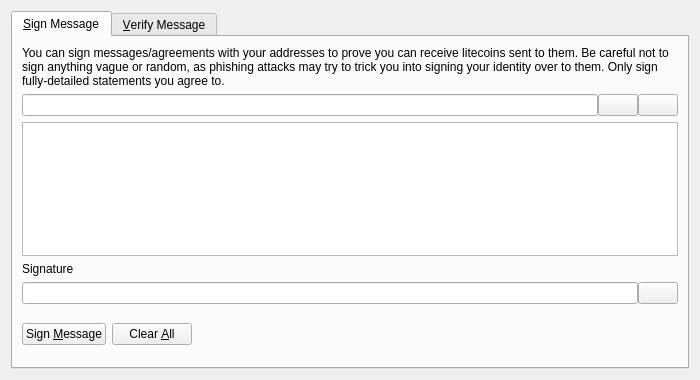
First picture: the form in src/qt/forms/signverifymessagedialog.ui, repository PantsCoin/PantsCoin, before the edit.
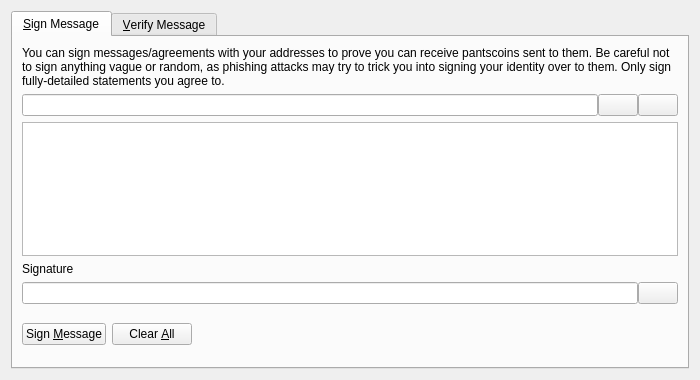
Second picture: the form after the edit. Icons and pictures are not drawn. Custom widgets are drawn as their Qt base class.

What changed in the file:
```diff
--- a/src/qt/forms/signverifymessagedialog.ui
+++ b/src/qt/forms/signverifymessagedialog.ui
@@ -30,7 +30,7 @@
        <item>
         <widget class="QLabel" name="infoLabel_SM">
          <property name="text">
-          <string>You can sign messages/agreements with your addresses to prove you can receive litecoins sent to them. Be careful not to sign anything vague or random, as phishing attacks may try to trick you into signing your identity over to them. Only sign fully-detailed statements you agree to.</string>
+          <string>You can sign messages/agreements with your addresses to prove you can receive pantscoins sent to them. Be careful not to sign anything vague or random, as phishing attacks may try to trick you into signing your identity over to them. Only sign fully-detailed statements you agree to.</string>
          </property>
          <property name="textFormat">
           <enum>Qt::PlainText</enum>
```
Left out of the diff: 8 changed lines with no effect on the pictures.
